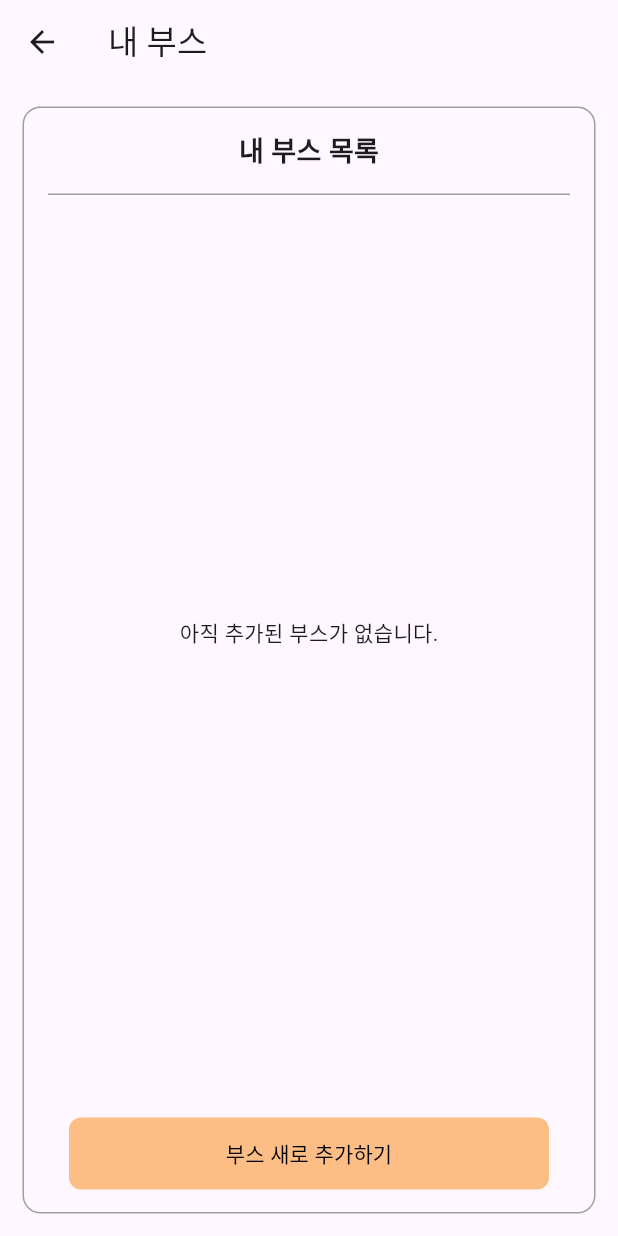
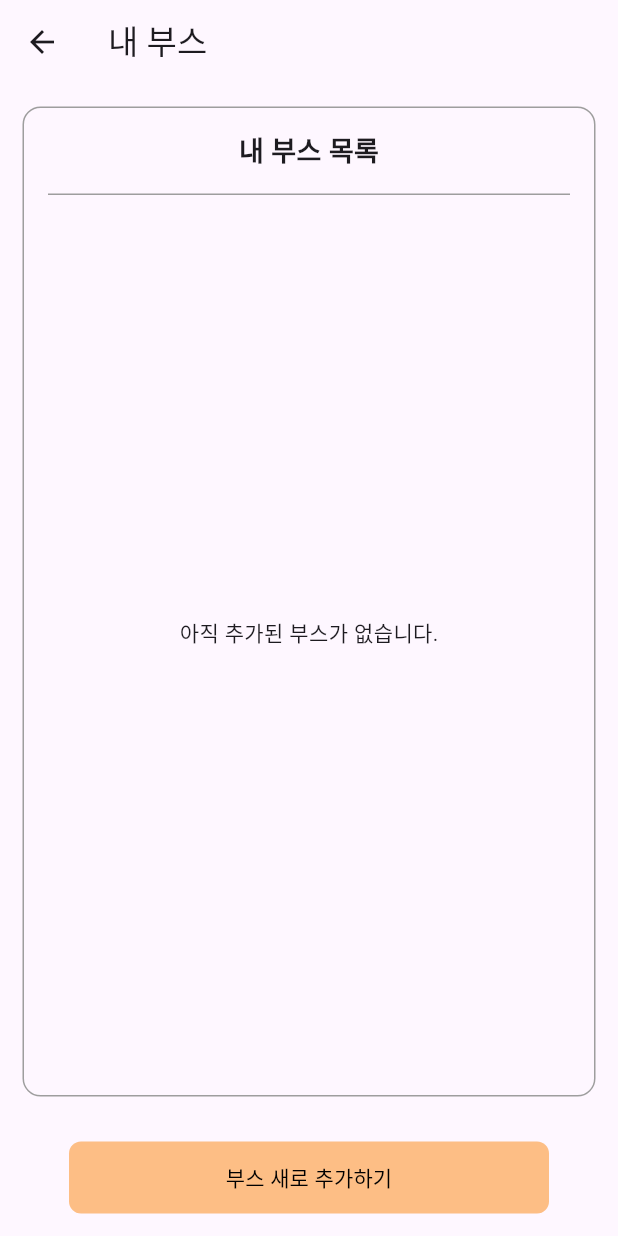
Before and after one commit to 1999mo/2024-Capstone-Team4, a Flutter app: the MyBooth screen opened by its route, on a phone screen of 412 x 824 dp. Run offline on Flutter 3.47's test engine with Material 3 defaults, Android fonts, the phone set to English and light mode, and no system bars; our stand-ins replace cloud_firestore, firebase_auth, firebase_core, firebase_storage, google_sign_in, image_picker and 1 more; missing offline and left inert: mailer; accounts and stored records are empty.

Commit message:
디자인 좀 수정

```diff
--- a/lib/main/main.dart
+++ b/lib/main/main.dart
@@ -6,6 +6,7 @@ import 'package:catculator/screens/splash.dart';
 import 'package:catculator/screens/user_auth/auth_screen_export.dart';
 import 'package:catculator/screens/main_screens/main_screen_export.dart';
 import 'package:catculator/screens/seller_screens/seller_screen_export.dart';
+import 'package:catculator/screens/online_seller_screens/online_seller_screens_export.dart';
 
 void main() async {
   WidgetsFlutterBinding.ensureInitialized();
@@ -32,9 +33,11 @@ class MyApp extends StatelessWidget {
       ),
       routes: {
         '/splash': (context) => const Splash(),
+        //user_auth 시작
         '/user_auth/login_screen': (context) => const LoginScreen(),
         '/user_auth/signup': (context) => const Signup(),
         '/user_auth/find_id': (context) => const FindId(),
+        //seller_screens 시작
         '/main_screens/make_profile': (context) => const MakeProfile(),
         '/main_screens/main_screen': (context) => const MainScreen(),
         '/main_screens/setting': (context) => const Setting(),
@@ -49,6 +52,8 @@ class MyApp extends StatelessWidget {
         '/seller_screens/adjustment_detail':(context)=>const AdjustmentDetail(),
         '/seller_screens/sale_record':(context)=>const SaleRecord(),
         '/seller_screens/pre_order':(context)=>const PreOrder(),
+        //online_seller_screens 시작
+        '/online_seller_screens/my_online_items':(context)=>const MyOnlineItems(),
 
       },
     );
--- /dev/null
+++ b/lib/screens/online_seller_screens/online_seller_screens_export.dart
@@ -0,0 +1 @@
+export 'my_online_items.dart';
--- a/lib/screens/seller_screens/my_booth.dart
+++ b/lib/screens/seller_screens/my_booth.dart
@@ -14,7 +14,10 @@ class _MyBoothState extends State<MyBooth> {
   Widget build(BuildContext context) {
     return Scaffold(
       appBar: AppBar(title: Text('내 부스')),
-      body: Container(
+      body: Column(
+        children: [
+          Expanded(
+            child: Container(
               decoration: BoxDecoration(
                 border: Border.all(color: Colors.grey, width: 1),
                 borderRadius: BorderRadius.circular(12)
@@ -37,8 +40,8 @@ class _MyBoothState extends State<MyBooth> {
                   const SizedBox(height: 4),
 
                   // 부스 목록을 일반 ListView로 표시
-            Expanded(
-              child: Container(
+                  Container(
+                    child: Expanded(
                       child: StreamBuilder<QuerySnapshot>(
                         stream: FirebaseFirestore.instance
                             .collection('Users')
@@ -100,6 +103,11 @@ class _MyBoothState extends State<MyBooth> {
 
                   const SizedBox(height: 20), // 리스트와 버튼 사이 간격
 
+
+                ],
+              ),
+            ),
+          ),
           // "부스 새로 추가하기" 버튼
           Container(
             width: 320,
@@ -122,7 +130,6 @@ class _MyBoothState extends State<MyBooth> {
             ),
           ),
         ],
-        ),
       ),
     );
   }
```
Also changed, not shown: lib/screens/main_screens/main_screen.dart (+17 -27 lines), lib/screens/online_seller_screens/my_online_items.dart (added, +15 -0 lines), lib/screens/seller_screens/selling_details.dart (+31 -28 lines). Lines whose indentation alone changed are shown as unchanged.
